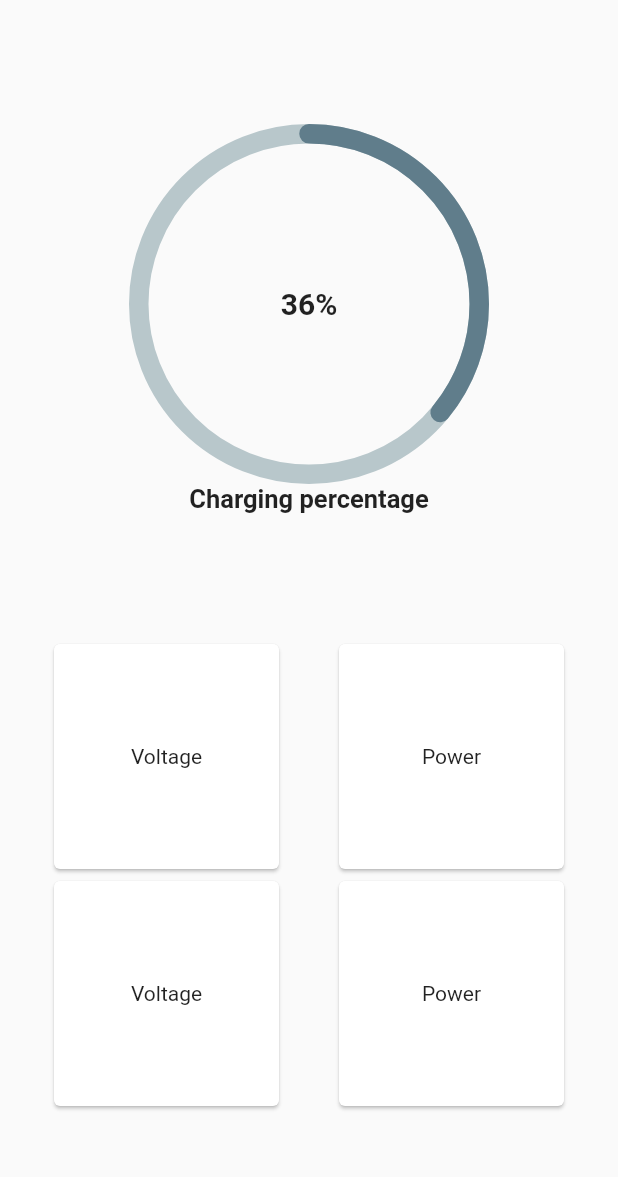
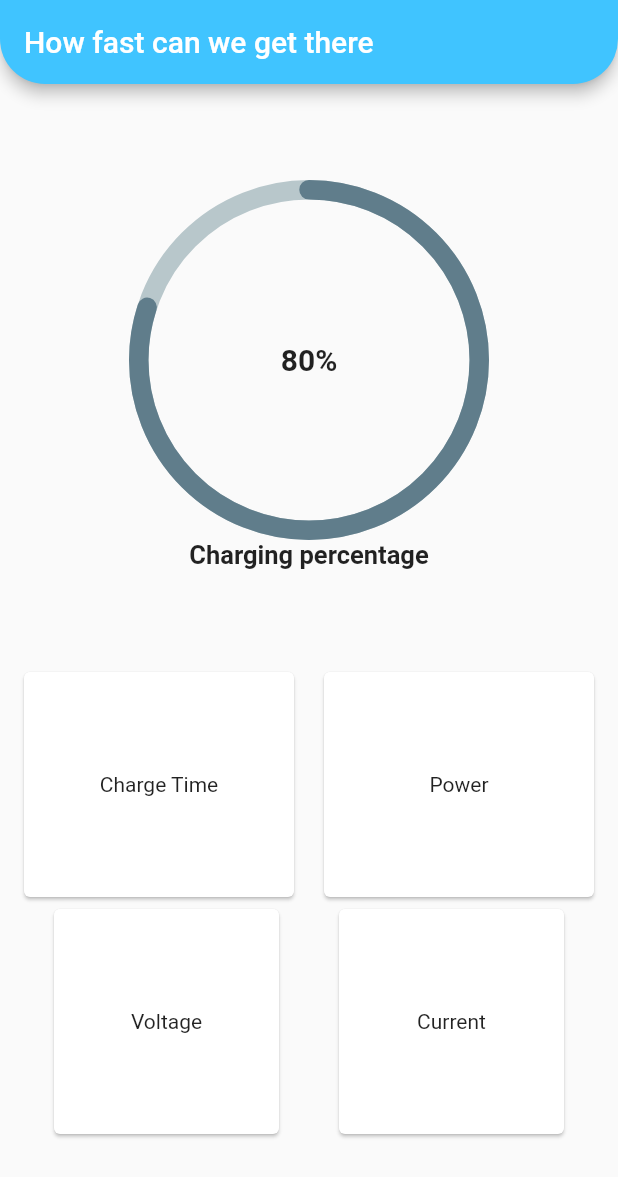
Before and after one commit to 5636Raven/bolt_application, a Flutter app: the screen it shows after launch, on a phone screen of 412 x 824 dp. Shown: the top 1177 px of the screen. Run offline on Flutter 3.47's test engine with Material 2 defaults, Android fonts, the phone set to English and light mode, and no system bars; drawn by our look-alikes of percent_indicator; our stand-ins replace hexcolor, realm; missing offline and left inert: mongo_dart; project files that could hold a hidden picture were left out.

Commit message:
updates to uI

```diff
--- a/lib/main.dart
+++ b/lib/main.dart
@@ -14,7 +14,7 @@ class Bolt extends StatelessWidget {
   // This widget is the root of your application.
   @override
   Widget build(BuildContext context) {
-    //rprecacheImage(const AssetImage("assets/images/bolt_log.png"), context);
+   //precacheImage(const AssetImage('bolt_app/assets/bolt_logo.png'), context);
 
     return MaterialApp(
       title: 'Bolt',
--- a/lib/screens/dashboad.dart
+++ b/lib/screens/dashboad.dart
@@ -1,6 +1,7 @@
 import 'package:flutter/material.dart';
+import 'package:flutter/cupertino.dart';
 import 'package:percent_indicator/percent_indicator.dart';
-import 'package:flutter_grid_button/flutter_grid_button.dart';
+//import 'package:flutter_grid_button/flutter_grid_button.dart';
 import 'package:bolt_app/widgets/widgets.dart';
 
 class dashboard extends StatefulWidget {
@@ -11,16 +12,25 @@ class dashboard extends StatefulWidget {
 }
 
 class _dashboard extends State<dashboard> {
+ // static const String _title = 'Bolt';
+  static const String _quip = 'How fast can we get there';
   @override
   Widget build(BuildContext context) {
     return MaterialApp(
+      title: _quip,
       home: Scaffold(
+      appBar: AppBar(
+        //centerTitle: true,
+        title: const Text(_quip),
+        backgroundColor: Colors.lightBlueAccent ,
+        shape:RoundedRectangleBorder( borderRadius: BorderRadius.only(bottomLeft: Radius.circular(30),bottomRight:Radius.circular(30) ))),
+
         body: Column(
-          children:  <Widget>[
+          children: <Widget>[
             Spacer(),
             CircularIndicator(),
             Spacer(),
-            ElevatedCardExample(),
+            ElevatedCardExample2(),
             ElevatedCardExample(),
             Spacer(),
           ],
--- a/lib/utils/constants.dart
+++ b/lib/utils/constants.dart
@@ -1,7 +1,7 @@
 import 'package:flutter/material.dart';
 
 //Color Palette
-const kThemeOffWhiteColor = Color(0xFFFEFAF6);
+const WhiteColor = Color(0xFFFEFAF6);
 const kThemePrimaryColor = Color.fromRGBO(139, 185, 231, 0); //pastel blue
 const kThemeSecondaryColor = Color.fromARGB(110, 93, 171, 223);
 const kThemeTertiaryColor = Color.fromARGB(255, 6, 66, 131);
--- a/lib/widgets/widgets.dart
+++ b/lib/widgets/widgets.dart
@@ -4,12 +4,9 @@ import 'package:percent_indicator/percent_indicator.dart';
 class ElevatedCardExample extends StatelessWidget {
   const ElevatedCardExample({super.key});
 
-
   @override
   Widget build(BuildContext context) {
-return
-
-    Row(
+    return Row(
       mainAxisAlignment: MainAxisAlignment.spaceEvenly,
       children: [
         Card(
@@ -23,20 +20,41 @@ return
           child: SizedBox(
             width: 150,
             height: 150,
-         child: Center(child: Text('Power')),
+            child: Center(child: Text('Current')),
           ),
         ),
       ],
     );
-//     return const Center(
-//       child: Card(
-//         child: SizedBox(
-//           width: 200,
-//           height: 200,
-//           child: Center(child: Text('Elevated Card')),
-//         ),
-//       ),
-//     );
+  }
+}
+
+class ElevatedCardExample2 extends StatelessWidget {
+  const ElevatedCardExample2({super.key});
+
+  @override
+  Widget build(BuildContext context) {
+    return Row(
+      mainAxisAlignment: MainAxisAlignment.spaceEvenly,
+      children: [
+        Card(
+          child: SizedBox(
+            width: 180,
+            height: 150,
+            child: Center(child: Text('Charge Time')),
+          ),
+        ),
+        Card(
+          //  child: Column(
+          child: SizedBox(
+            width: 180,
+            height: 150,
+            child: Center(child: Text('Power')),
+            //  child: Center(child: Text('30 kW/Hr'),)
+          ),
+          //    )
+        ),
+      ],
+    );
   }
 }
 
@@ -55,7 +73,6 @@ class BarIndicator extends StatelessWidget {
       progressColor: Colors.lightBlueAccent,
     );
   }
-
 }
 
 // ignore: camel_case_types, non_constant_identifier_names
@@ -68,9 +85,9 @@ class CircularIndicator extends StatelessWidget {
       radius: 120.0,
       lineWidth: 13.0,
       animation: true,
-      percent: 0.36,
+      percent: 0.80,
       center: new Text(
-        "36%",
+        "80%",
         style: new TextStyle(fontWeight: FontWeight.bold, fontSize: 20.0),
       ),
       footer: new Text(
--- a/pubspec.yaml
+++ b/pubspec.yaml
@@ -29,9 +29,10 @@ environment:
 # versions available, run `flutter pub outdated`.
 dependencies:
   percent_indicator: 4.2.3
+  http: ^0.13.5
+  realm: ^1.0.3
   flutter:
     sdk: flutter
-  flutter_grid_button:
 
 
 
@@ -39,10 +40,12 @@ dependencies:
   # Use with the CupertinoIcons class for iOS style icons.
   cupertino_icons: ^1.0.2
   hexcolor: ^3.0.1
+  mongo_dart: ^0.9.1
 
 dev_dependencies:
   flutter_test:
     sdk: flutter
+
 
   # The "flutter_lints" package below contains a set of recommended lints to
   # encourage good coding practices. The lint set provided by the package is
```
Also changed, not shown: lib/screens/splash_screen.dart (+5 -11 lines), lib/utils/data_base.dart (added, +11 -0 lines), lib/utils/conversion.dart (added), pubspec.lock, 6 other files. Lines whose indentation alone changed are shown as unchanged.
